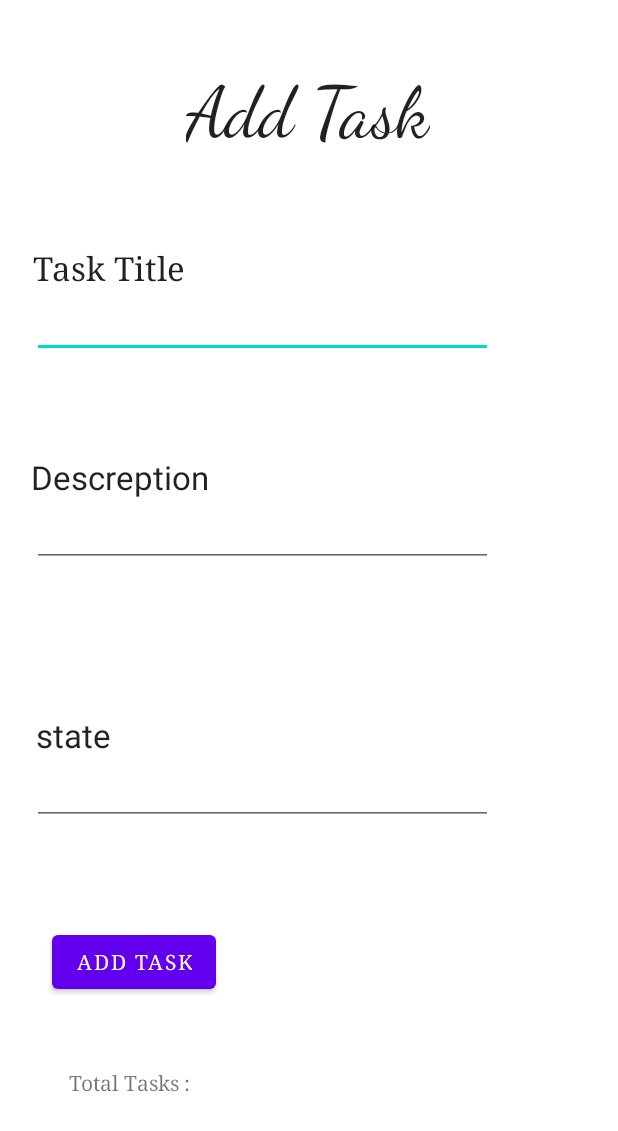
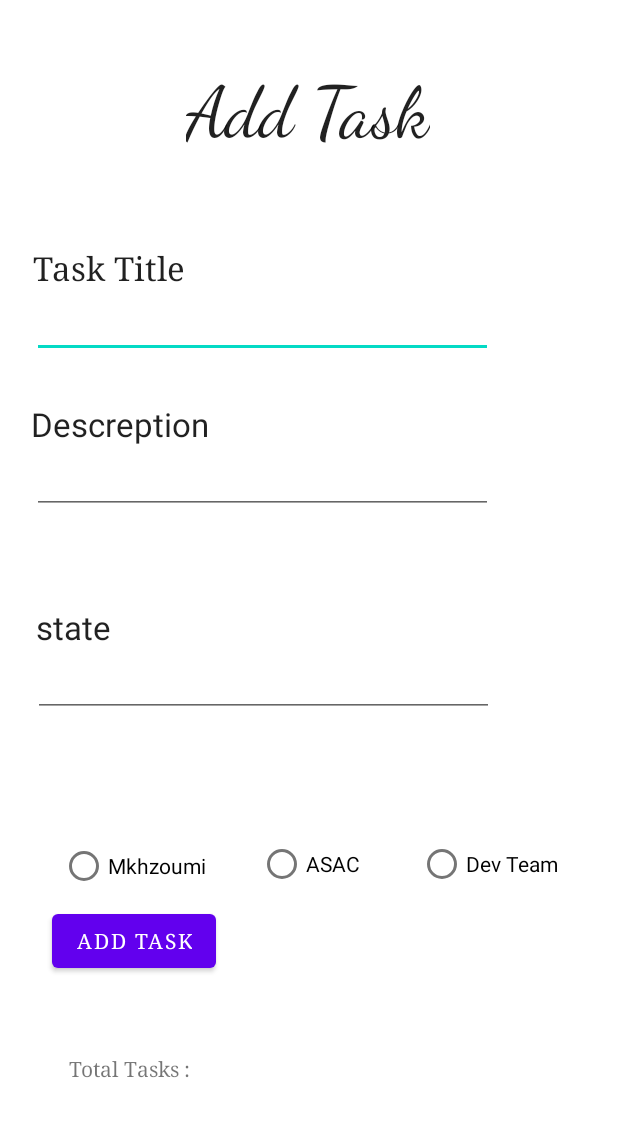
Before and after one commit to Mkhzoumi/taskmaster, an Android app: the screen it shows after launch (AddTask), after a tap on "ADD TASK", on a phone screen of 412 x 824 dp. Shown: the top 1131 px of the screen. Run offline under Robolectric (Android 15) with nearby library versions, the phone set to English and light mode, and no system bars; our stand-ins replace Room's generated code; libraries missing offline, so code that uses them is left out: com.amplifyframework.api, com.amplifyframework.core; 4 statements that could not run were skipped.

Commit message:
lab33 untill styling

```diff
--- a/app/src/main/java/com/example/taskmaster/MainActivity.java
+++ b/app/src/main/java/com/example/taskmaster/MainActivity.java
@@ -21,10 +21,11 @@ import android.widget.Toast;
 
 import com.amplifyframework.AmplifyException;
 import com.amplifyframework.api.aws.AWSApiPlugin;
+import com.amplifyframework.api.graphql.model.ModelMutation;
 import com.amplifyframework.api.graphql.model.ModelQuery;
 import com.amplifyframework.core.Amplify;
 import com.amplifyframework.datastore.generated.model.TaskMaster;
-import com.amplifyframework.datastore.generated.model.Tasks;
+import com.amplifyframework.datastore.generated.model.Team;
 
 import java.util.ArrayList;
 import java.util.List;
@@ -76,10 +77,13 @@ public class MainActivity extends AppCompatActivity {
         });
 
 
+        SharedPreferences sharedPreferences = PreferenceManager.getDefaultSharedPreferences(MainActivity.this);
+        String team = sharedPreferences.getString("team", "team");
 
 
 
         RecyclerView allTasksRecuclerView = findViewById(R.id.tasksRecucleView);
+        List<Team> teams = new ArrayList<>();
         List<TaskMaster> tasks = new ArrayList<>();
 
 
@@ -93,29 +97,46 @@ public class MainActivity extends AppCompatActivity {
 
 
 
+
+
+
+
         allTasksRecuclerView.setLayoutManager(new LinearLayoutManager(this));
         allTasksRecuclerView.setAdapter(new TaskAdapter(tasks));
 
 
 
         Amplify.API.query(
-                ModelQuery.list(TaskMaster.class),
+                ModelQuery.list(Team.class),
                 response -> {
-                    ///looping through data to render it
-                    for (TaskMaster taskMaster : response.getData()) {
-                        Log.i("MyAmplifyApp", taskMaster.getTitle());
-                        Log.i("MyAmplifyApp", taskMaster.getBody());
-                        Log.i("MyAmplifyApp", taskMaster.getState());
+                    for (Team teamo : response.getData()) {
+                        Log.i("MyAmplifyApp", teamo.getName());
+                        Log.i("MyAmplifyApp", teamo.getId());
+
                         ///add new data to array
-                        tasks.add(taskMaster);
-
+                        teams.add(teamo);
+                    }
+                    for (int i = 0; i < teams.size(); i++) {
+                        if (teams.get(i).getName().equals(team)){
+                            tasks.addAll(teams.get(i).getTasks());
+                            break;
+                        }
                     }
 
                     handler.sendEmptyMessage(1);
-                    Log.i("MyAmplifyApp", "outsoid the loop");
+                    Log.i("MyAmplifyApp", "outside the loop");
                 },
                 error -> Log.e("MyAmplifyApp", "Query failure", error)
         );
+
+
+
+
+
+        // mkhzoumi    f7441181-f7a9-42f0-96e0-830c77066f0a
+        // ASAC        2a61bec2-e32e-4a11-810e-da6da8b82ffc
+        // dev team    e8d207d2-32aa-479a-9414-49a25ee268f2
+
 
 
 
@@ -144,8 +165,14 @@ public class MainActivity extends AppCompatActivity {
         String tasks = "'s Tasks";
         SharedPreferences sharedPreferences = PreferenceManager.getDefaultSharedPreferences(MainActivity.this);
         String username = sharedPreferences.getString("username", "user");
+        String team = sharedPreferences.getString("team", "team");
+
 
         TextView usernameField = findViewById(R.id.textView3);
         usernameField.setText(username + tasks);
+
+        TextView teamName = findViewById(R.id.teamNameHome);
+        teamName.setText(team);
+
     }
 }
--- a/app/src/main/java/com/example/taskmaster/TaskAdapter.java
+++ b/app/src/main/java/com/example/taskmaster/TaskAdapter.java
@@ -10,7 +10,7 @@ import androidx.annotation.NonNull;
 import androidx.recyclerview.widget.RecyclerView;
 
 import com.amplifyframework.datastore.generated.model.TaskMaster;
-import com.amplifyframework.datastore.generated.model.Tasks;
+
 
 import java.util.ArrayList;
 import java.util.List;
--- a/app/src/main/res/layout/activity_add_task.xml
+++ b/app/src/main/res/layout/activity_add_task.xml
@@ -45,7 +45,7 @@
         app:layout_constraintHorizontal_bias="0.201"
         app:layout_constraintStart_toStartOf="parent"
         app:layout_constraintTop_toBottomOf="@+id/taskTitle"
-        app:layout_constraintVertical_bias="0.174" />
+        app:layout_constraintVertical_bias="0.109" />
 
     <Button
         android:id="@+id/add"
@@ -120,9 +120,39 @@
         android:inputType="textPersonName"
         app:layout_constraintBottom_toBottomOf="parent"
         app:layout_constraintEnd_toEndOf="parent"
-        app:layout_constraintHorizontal_bias="0.201"
+        app:layout_constraintHorizontal_bias="0.211"
         app:layout_constraintStart_toStartOf="parent"
         app:layout_constraintTop_toTopOf="parent"
-        app:layout_constraintVertical_bias="0.648" />
+        app:layout_constraintVertical_bias="0.556" />
+
+    <RadioButton
+        android:id="@+id/mkhzoumiRadio"
+        android:layout_width="103dp"
+        android:layout_height="45dp"
+        android:layout_marginStart="40dp"
+        android:layout_marginBottom="224dp"
+        android:text="Mkhzoumi"
+        app:layout_constraintBottom_toBottomOf="parent"
+        app:layout_constraintStart_toStartOf="parent" />
+
+    <RadioButton
+        android:id="@+id/asacRadio"
+        android:layout_width="wrap_content"
+        android:layout_height="wrap_content"
+        android:layout_marginEnd="172dp"
+        android:layout_marginBottom="224dp"
+        android:text="ASAC"
+        app:layout_constraintBottom_toBottomOf="parent"
+        app:layout_constraintEnd_toEndOf="parent" />
+
+    <RadioButton
+        android:id="@+id/devRadio"
+        android:layout_width="wrap_content"
+        android:layout_height="wrap_content"
+        android:layout_marginEnd="40dp"
+        android:layout_marginBottom="224dp"
+        android:text="Dev Team"
+        app:layout_constraintBottom_toBottomOf="parent"
+        app:layout_constraintEnd_toEndOf="parent" />
 
 </androidx.constraintlayout.widget.ConstraintLayout>
```
Also changed, not shown: app/src/main/java/com/example/taskmaster/AddTask.java (+47 -5 lines), app/src/main/java/com/example/taskmaster/Settings.java (+14 -0 lines), app/src/main/res/layout/activity_main.xml (+10 -0 lines), app/src/main/res/layout/activity_settings.xml (+31 -2 lines), app/src/main/java/com/amplifyframework/datastore/generated/model/AmplifyModelProvider.java, app/src/main/java/com/amplifyframework/datastore/generated/model/TaskMaster.java, app/src/main/java/com/amplifyframework/datastore/generated/model/Team.java, 1 other file.
